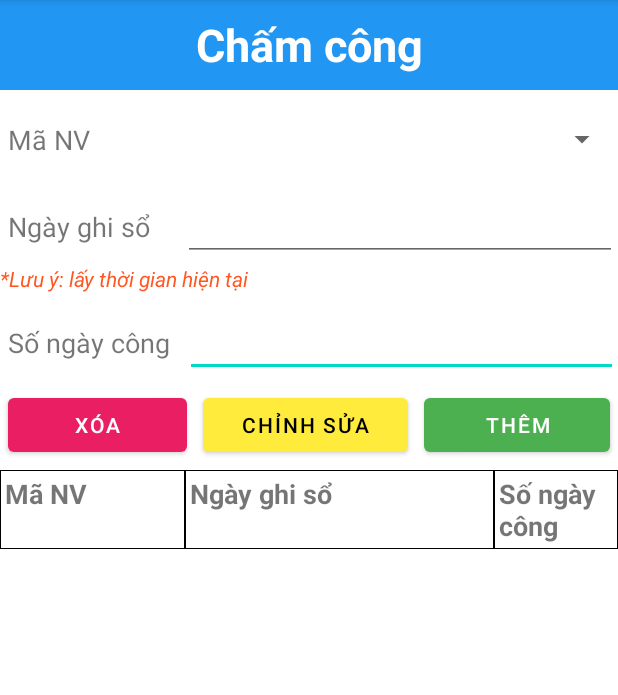
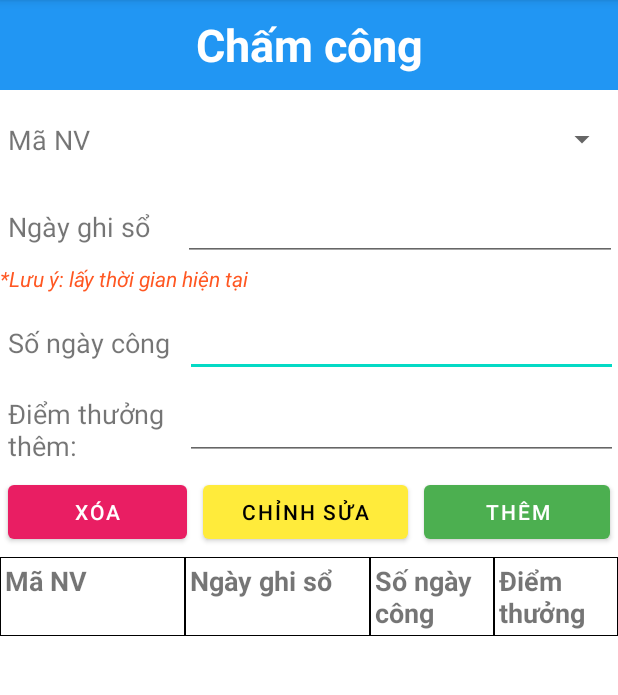
Before and after one commit to TrG-1999/MobileApp-QuanLyLuong, an Android app: the ChamCong screen opened directly, with no data from a screen before it, on a phone screen of 412 x 824 dp, the part 84-779 px from its top. Run offline under Robolectric (Android 15) with nearby library versions, the phone set to English and light mode, and no system bars; libraries missing offline, so code that uses them is left out: io.vavr, io.vavr.control; Roboto replaces fonts that are not available here.

Commit message:
update cham cong + thong ke

```diff
--- a/QuanLyLuong/app/src/main/java/com/example/quanlyluong/DAO/DatabaseHelper.java
+++ b/QuanLyLuong/app/src/main/java/com/example/quanlyluong/DAO/DatabaseHelper.java
@@ -23,6 +23,7 @@ public class DatabaseHelper extends SQLiteOpenHelper {
     protected static final String CHAMCONG_TABLE = "CHAMCONG";
     protected static final String NGAYGHISO_COLUMN = "NGAYGHISO";
     protected static final String SONGAYCONG_COLUMN = "SONGAYCONG";
+    protected static final String DIEMTHUONG_COLUMN = "DIEMTHUONG";
     SQLiteDatabase temp;
     public DatabaseHelper(Context context) {
         super(context, "QUAN_LI_LUONG", null, 1);
@@ -67,6 +68,7 @@ public class DatabaseHelper extends SQLiteOpenHelper {
                 "   MANV INTEGER NOT NULL,\n" +
                 "   NGAYGHISO DATETIME NOT NULL,\n" +
                 "   SONGAYCONG INTEGER NOT NULL,\n" +
+                "   DIEMTHUONG INTEGER NOT NULL,\n" +
                 "   PRIMARY KEY(MANV, NGAYGHISO),\n" +
                 "   CONSTRAINT fk_CHAMCONG_NV\n" +
                 "    \tFOREIGN KEY (MANV)\n" +
--- a/QuanLyLuong/app/src/main/java/com/example/quanlyluong/ThongKe.java
+++ b/QuanLyLuong/app/src/main/java/com/example/quanlyluong/ThongKe.java
@@ -156,10 +156,10 @@ public class ThongKe extends AppCompatActivity {
             String maPB = spinnerMaPB.getSelectedItem().toString();
             String nam = spinnerNam.getSelectedItem().toString();
             String thang = spinnerThang.getSelectedItem().toString();
-            if(luong.isEmpty() || maPB.isEmpty() || nam.isEmpty() || thang.isEmpty()) return;
+            if(maPB.isEmpty() || nam.isEmpty() || thang.isEmpty()) return;
             dataTable.removeAllViews();
             NV_Repository repo = new NV_Repository(this);
-            List<NV_ThongKe> data = repo.thongKe(maPB, thang, nam, luong);
+            List<NV_ThongKe> data = repo.thongKe(maPB, thang, nam);
             for( NV_ThongKe i : data){
                 TableRow row = (TableRow) LayoutInflater.from(ThongKe.this).inflate(R.layout.table_row_thongke, null);
                 ((TextView)row.findViewById(R.id.maNV)).setText(String.valueOf(i.getMaNV()));
--- a/QuanLyLuong/app/src/main/res/layout/activity_cham_cong.xml
+++ b/QuanLyLuong/app/src/main/res/layout/activity_cham_cong.xml
@@ -107,6 +107,30 @@
             android:ems="10"
             android:inputType="numberDecimal" />
 
+    </LinearLayout> <LinearLayout
+        android:layout_width="match_parent"
+        android:layout_height="50dp"
+        android:layout_marginTop="8dp"
+        android:orientation="horizontal">
+
+        <TextView
+            android:id="@+id/textView19"
+            android:layout_width="48dp"
+            android:layout_height="match_parent"
+            android:layout_weight="0.1"
+            android:gravity="center_vertical"
+            android:paddingLeft="5dp"
+            android:text="Điểm thưởng thêm: "
+            android:textSize="18sp" />
+
+        <EditText
+            android:id="@+id/etDiemThuong"
+            android:layout_width="wrap_content"
+            android:layout_height="wrap_content"
+            android:layout_weight="0.1"
+            android:ems="10"
+            android:inputType="numberDecimal" />
+
     </LinearLayout>
 
     <!--    <LinearLayout-->
@@ -198,7 +222,7 @@
                 android:text="Ngày ghi sổ"
                 android:textSize="18sp"
                 android:textStyle="bold"
-                android:layout_weight="0.5"
+                android:layout_weight="0.3"
                 android:background="@drawable/table_row_border_pb"/>
 
             <TextView
@@ -207,6 +231,16 @@
                 android:layout_column="2"
                 android:padding="3dp"
                 android:text="Số ngày công"
+                android:textSize="18sp"
+                android:textStyle="bold"
+                android:layout_weight="0.2"
+                android:background="@drawable/table_row_border_pb"/>
+            <TextView
+                android:layout_width="0dp"
+                android:layout_height="match_parent"
+                android:layout_column="2"
+                android:padding="3dp"
+                android:text="Điểm thưởng"
                 android:textSize="18sp"
                 android:textStyle="bold"
                 android:layout_weight="0.2"
```
Also changed, not shown: QuanLyLuong/app/src/main/java/com/example/quanlyluong/ChamCong.java (+16 -2 lines), QuanLyLuong/app/src/main/java/com/example/quanlyluong/DAO/ChamCong_Repository.java (+6 -1 lines), QuanLyLuong/app/src/main/java/com/example/quanlyluong/DAO/NV_Repository.java (+7 -5 lines), QuanLyLuong/app/src/main/java/com/example/quanlyluong/Data/ChamCong.java (+15 -4 lines), QuanLyLuong/app/src/main/res/layout/activity_thong_ke.xml (+12 -28 lines), QuanLyLuong/app/src/main/res/layout/table_row_cc.xml (+10 -1 lines), 1 other file.
